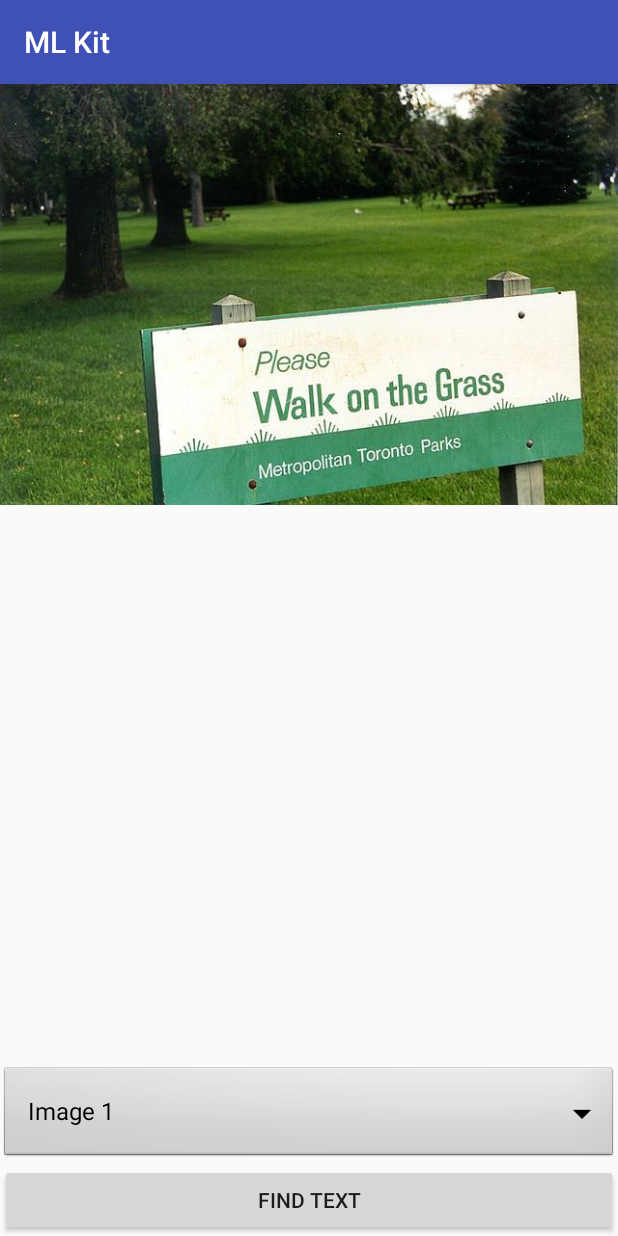
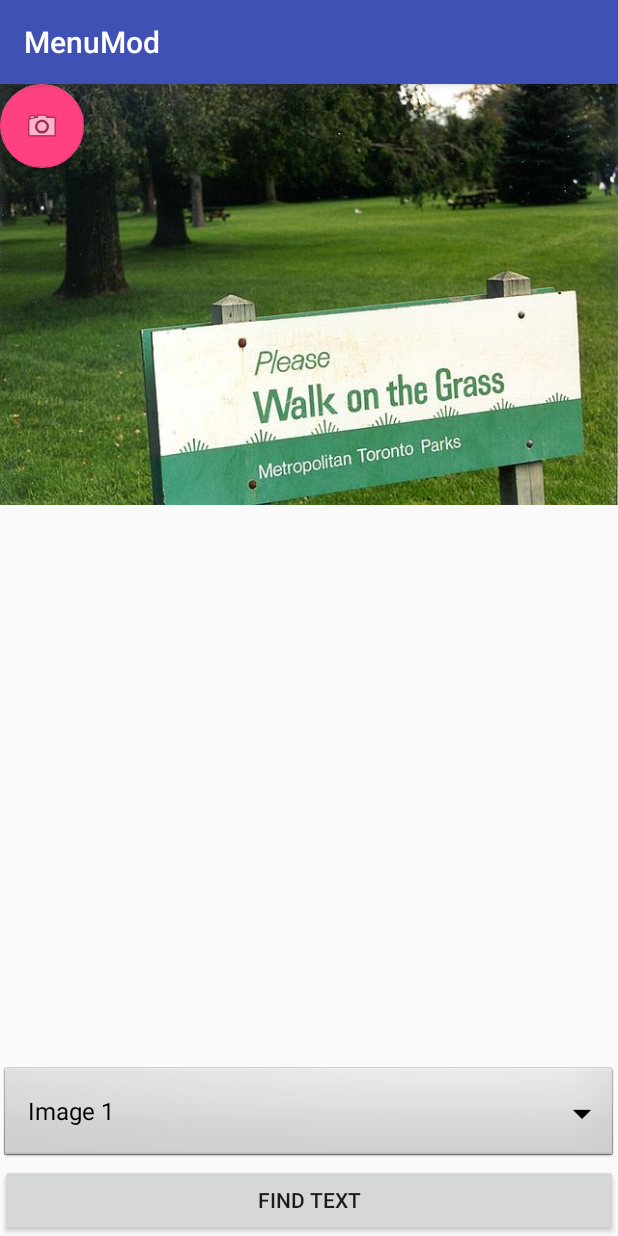
Before and after one commit to lbussell/MenuMod, an Android app: the screen it shows after launch (MainActivity), on a phone screen of 412 x 824 dp. Run offline under Robolectric (Android 15) with nearby library versions, the phone set to English and light mode, and no system bars.

Commit message:
added camera functionality

```diff
--- a/app/build.gradle
+++ b/app/build.gradle
@@ -29,5 +29,6 @@ dependencies {
 
     implementation 'com.google.firebase:firebase-core:16.0.3'
     implementation 'com.google.firebase:firebase-ml-vision:17.0.0'
+    implementation 'com.android.support:design:28.0.0-rc02'
 }
 apply plugin: 'com.google.gms.google-services'
--- a/app/src/main/AndroidManifest.xml
+++ b/app/src/main/AndroidManifest.xml
@@ -7,10 +7,13 @@
         android:maxSdkVersion="18" />
     <uses-permission android:name="android.permission.READ_EXTERNAL_STORAGE"
         android:maxSdkVersion="18" />
+    <uses-permission android:name="android.permission.CAMERA" />
+    <uses-feature android:name="android.hardware.camera" />
+    <uses-feature android:name="android.hardware.camera.autofocus" />
     <application
         android:allowBackup="true"
         android:icon="@mipmap/ic_launcher"
-        android:label="@string/app_name"
+        android:label="MenuMod"
         android:roundIcon="@mipmap/ic_launcher_round"
         android:supportsRtl="true"
         android:theme="@style/AppTheme">
--- a/app/src/main/java/com/google/firebase/codelab/mlkit/MainActivity.java
+++ b/app/src/main/java/com/google/firebase/codelab/mlkit/MainActivity.java
@@ -15,11 +15,15 @@
 package com.google.firebase.codelab.mlkit;
 
 import android.content.Context;
+import android.content.Intent;
 import android.content.res.AssetManager;
 import android.graphics.Bitmap;
 import android.graphics.BitmapFactory;
+import android.graphics.Matrix;
 import android.os.Bundle;
+import android.provider.MediaStore;
 import android.support.annotation.NonNull;
+import android.support.design.widget.FloatingActionButton;
 import android.support.v7.app.AppCompatActivity;
 import android.util.Pair;
 import android.view.View;
@@ -48,15 +52,19 @@ import java.util.Random;
 
 public class MainActivity extends AppCompatActivity implements AdapterView.OnItemSelectedListener {
     private static final String TAG = "MainActivity";
+
     private ImageView mImageView;
     private Button mButton;
-//    private Button mCloudButton;
     private Bitmap mSelectedImage;
     private GraphicOverlay mGraphicOverlay;
+    private FloatingActionButton cameraButton;
+
     // Max width (portrait mode)
     private Integer mImageMaxWidth;
     // Max height (portrait mode)
     private Integer mImageMaxHeight;
+
+    static final int REQUEST_IMAGE_CAPTURE = 1;
 
     @Override
     protected void onCreate(Bundle savedInstanceState) {
@@ -64,11 +72,9 @@ public class MainActivity extends AppCompatActivity implements AdapterView.OnIte
         setContentView(R.layout.activity_main);
 
         mImageView = findViewById(R.id.image_view);
-
         mButton = findViewById(R.id.button_text);
-//        mCloudButton = findViewById(R.id.button_cloud_text);
-
         mGraphicOverlay = findViewById(R.id.graphic_overlay);
+        cameraButton = findViewById(R.id.floatingActionButton);
 
         // Listens to Text Recognition button
         mButton.setOnClickListener(new View.OnClickListener() {
@@ -78,13 +84,12 @@ public class MainActivity extends AppCompatActivity implements AdapterView.OnIte
             }
         });
 
-        // Listens to Cloud Recognition button // Unnecessary, pretty much
-//        mCloudButton.setOnClickListener(new View.OnClickListener() {
-//            @Override
-//            public void onClick(View v) {
-//                runCloudTextRecognition();
-//            }
-//        });
+        cameraButton.setOnClickListener(new View.OnClickListener() {
+            @Override
+            public void onClick(View v) {
+                dispatchTakePictureIntent();
+            }
+        });
 
         Spinner dropdown = findViewById(R.id.spinner);
         String[] items = new String[]{"Image 1", "Image 2", "Image 3"};
@@ -92,6 +97,47 @@ public class MainActivity extends AppCompatActivity implements AdapterView.OnIte
                 .simple_spinner_dropdown_item, items);
         dropdown.setAdapter(adapter);
         dropdown.setOnItemSelectedListener(this);
+    }
+
+    private void dispatchTakePictureIntent() {
+        Intent takePictureIntent = new Intent(MediaStore.ACTION_IMAGE_CAPTURE);
+        if (takePictureIntent.resolveActivity(getPackageManager()) != null) {
+            startActivityForResult(takePictureIntent, REQUEST_IMAGE_CAPTURE);
+        }
+    }
+
+    @Override
+    protected void onActivityResult(int requestCode, int resultCode, Intent data) {
+        if (requestCode == REQUEST_IMAGE_CAPTURE && resultCode == RESULT_OK) {
+            Bundle extras = data.getExtras();
+            // mSelectedImage = rotateBitmap((Bitmap) extras.get("data"),90);
+            mSelectedImage = rotateBitmap((Bitmap) extras.get("data"),90);
+            // mImageView.setImageBitmap(mSelectedImage);
+
+            // Get the dimensions of the View
+            Pair<Integer, Integer> targetedSize = getTargetedWidthHeight();
+
+            int targetWidth = targetedSize.first;
+            int maxHeight = targetedSize.second;
+
+            // Determine how much to scale down the image
+            float scaleFactor =
+                    Math.max(
+                            (float) mSelectedImage.getWidth() / (float) targetWidth,
+                            (float) mSelectedImage.getHeight() / (float) maxHeight);
+
+            Bitmap resizedBitmap =
+                    Bitmap.createScaledBitmap(
+                            mSelectedImage,
+                            (int) (mSelectedImage.getWidth() / scaleFactor),
+                            (int) (mSelectedImage.getHeight() / scaleFactor),
+                            true);
+
+            mImageView.setImageBitmap(resizedBitmap);
+            mSelectedImage = resizedBitmap;
+
+            runTextRecognition();
+        }
     }
 
     private void runTextRecognition() {
@@ -121,13 +167,10 @@ public class MainActivity extends AppCompatActivity implements AdapterView.OnIte
 
     private void processTextRecognitionResult(FirebaseVisionText texts) {
         List<FirebaseVisionText.TextBlock> blocks = texts.getTextBlocks();
-//        if (blocks.size() == 0) {
-//            showToast("No text found");
-//            return;
-//        } else {
-////            showToast(texts.getText());
-//            showToast();
-//        }
+        if (blocks.size() == 0) {
+            showToast("No text found");
+            return;
+        }
         mGraphicOverlay.clear();
         List<FirebaseVisionText.Line> lines = new ArrayList<FirebaseVisionText.Line>();
         for(FirebaseVisionText.TextBlock block : blocks) {
@@ -146,71 +189,6 @@ public class MainActivity extends AppCompatActivity implements AdapterView.OnIte
         for(FirebaseVisionText.Line line : data.second) {
             Graphic alphaGraphic = new AlphaGraphic(mGraphicOverlay, line, "#90FF0000");
             mGraphicOverlay.add(alphaGraphic);
-        }
-//        Random r = new Random();
-//        int i = r.nextInt(blocks.size());
-//        List<FirebaseVisionText.Line> lines = blocks.get(i).getLines();
-//        i = r.nextInt(lines.size());
-//        FirebaseVisionText.Line line = lines.get(i);
-//        Graphic alphaGraphic = new AlphaGraphic(mGraphicOverlay, line, "#9000FF00");
-//        mGraphicOverlay.add(alphaGraphic);
-//        mGraphicOverlay.clear();
-//        for (int i = 0; i < blocks.size(); i++) {
-//            List<FirebaseVisionText.Line> lines = blocks.get(i).getLines();
-//            for (int j = 0; j < lines.size(); j++) {
-//                List<FirebaseVisionText.Element> elements = lines.get(j).getElements();
-//                for (int k = 0; k < elements.size(); k++) {
-//                    Graphic textGraphic = new TextGraphic(mGraphicOverlay, elements.get(k));
-//                    mGraphicOverlay.add(textGraphic);
-//
-//                }
-//            }
-//        }
-    }
-
-//    private void runCloudTextRecognition() {
-//        mCloudButton.setEnabled(false);
-//        FirebaseVisionImage image = FirebaseVisionImage.fromBitmap(mSelectedImage);
-//        FirebaseVisionDocumentTextRecognizer detector = FirebaseVision.getInstance()
-//                .getCloudDocumentTextRecognizer();
-//        detector.processImage(image)
-//                .addOnSuccessListener(
-//                        new OnSuccessListener<FirebaseVisionDocumentText>() {
-//                            @Override
-//                            public void onSuccess(FirebaseVisionDocumentText texts) {
-//                                mCloudButton.setEnabled(true);
-//                                processCloudTextRecognitionResult(texts);
-//                            }
-//                        })
-//                .addOnFailureListener(
-//                        new OnFailureListener() {
-//                            @Override
-//                            public void onFailure(@NonNull Exception e) {
-//                                // Task failed with an exception
-//                                mCloudButton.setEnabled(true);
-//                                e.printStackTrace();
-//                            }
-//                        });
-//    }
-
-    private void processCloudTextRecognitionResult(FirebaseVisionDocumentText text) {
-        // Task completed successfully
-        if (text == null) {
-            showToast("No text found");
-            return;
-        }
-        mGraphicOverlay.clear();
-        List<FirebaseVisionDocumentText.Block> blocks = text.getBlocks();
-        for (int i = 0; i < blocks.size(); i++) {
-            List<FirebaseVisionDocumentText.Paragraph> paragraphs = blocks.get(i).getParagraphs();
-            for (int j = 0; j < paragraphs.size(); j++) {
-                List<FirebaseVisionDocumentText.Word> words = paragraphs.get(j).getWords();
-                for (int l = 0; l < words.size(); l++) {
-                    CloudTextGraphic cloudDocumentTextGraphic = new CloudTextGraphic(mGraphicOverlay,
-                            words.get(l));
-                    mGraphicOverlay.add(cloudDocumentTextGraphic);
-                }
-            }
         }
     }
 
@@ -258,6 +236,12 @@ public class MainActivity extends AppCompatActivity implements AdapterView.OnIte
         targetWidth = maxWidthForPortraitMode;
         targetHeight = maxHeightForPortraitMode;
         return new Pair<>(targetWidth, targetHeight);
+    }
+
+    private Bitmap rotateBitmap(Bitmap source, int angle) {
+        Matrix matrix = new Matrix();
+        matrix.postRotate(angle);
+        return Bitmap.createBitmap(source, 0, 0, source.getWidth(), source.getHeight(), matrix, true);
     }
 
     public void onItemSelected(AdapterView<?> parent, View v, int position, long id) {
--- a/app/src/main/res/layout/activity_main.xml
+++ b/app/src/main/res/layout/activity_main.xml
@@ -10,12 +10,12 @@
         android:id="@+id/image_view"
         android:layout_width="match_parent"
         android:layout_height="match_parent"
+        android:contentDescription="Select image for text recognition"
         android:scaleType="fitStart"
-        app:layout_constraintTop_toBottomOf="parent"
         app:layout_constraintBottom_toTopOf="parent"
         app:layout_constraintLeft_toLeftOf="parent"
         app:layout_constraintRight_toRightOf="parent"
-        android:contentDescription="Select image for text recognition" />
+        app:layout_constraintTop_toBottomOf="parent" />
     <com.google.firebase.codelab.mlkit.GraphicOverlay
         android:id="@+id/graphic_overlay"
         android:layout_width="fill_parent"
@@ -43,4 +43,13 @@
         app:layout_constraintRight_toRightOf="parent"
         app:layout_constraintBottom_toBottomOf="parent"/>
 
+    <android.support.design.widget.FloatingActionButton
+        android:id="@+id/floatingActionButton"
+        android:layout_width="wrap_content"
+        android:layout_height="wrap_content"
+        android:clickable="true"
+        app:srcCompat="@android:drawable/ic_menu_camera"
+        tools:layout_editor_absoluteX="16dp"
+        tools:layout_editor_absoluteY="16dp" />
+
 </android.support.constraint.ConstraintLayout>
```
Also changed, not shown: 1 other file.
